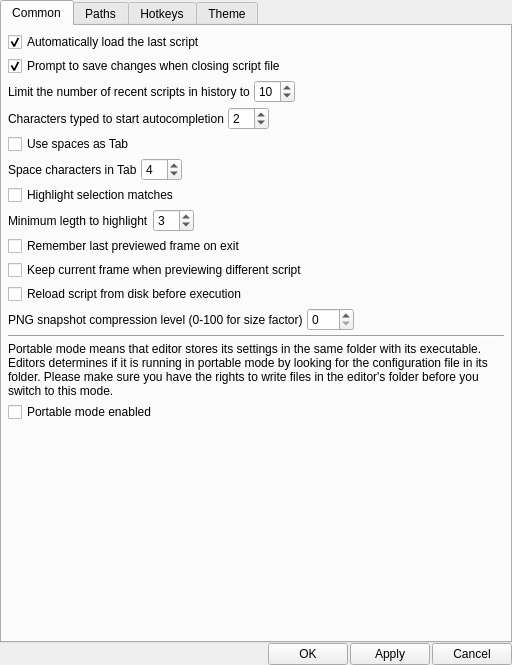
The window that vsedit/src/settings/settings_dialog.ui (YomikoR/VapourSynth-Editor) describes before a commit, drawn with Qt 5.
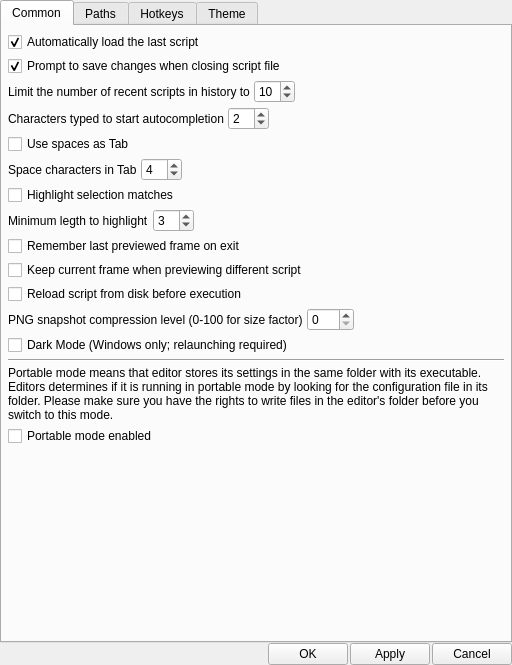
The same window after the commit.

Commit message: Dark mode: impl theme settings will be saved to disk only when different from default values Note: Windows only, o.w. checkbox is hidden; relaunching required Closes #28

Diff of the .ui file:
```diff
--- a/vsedit/src/settings/settings_dialog.ui
+++ b/vsedit/src/settings/settings_dialog.ui
@@ -288,6 +288,13 @@
          </item>
         </layout>
        </item>
+       <item>
+        <widget class="QCheckBox" name="darkModeCheckBox">
+         <property name="text">
+          <string>Dark Mode (Windows only; relaunching required)</string>
+         </property>
+        </widget>
+       </item>
        <item>
         <widget class="QFrame" name="delimiter">
          <property name="frameShape">
```
The commit also changes 7 other files.
